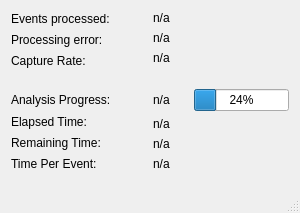
This is mosaicgui/ui/statisticsview.ui in usnistgov/mosaic as Qt 5 draws it before an edit. The edited form follows.
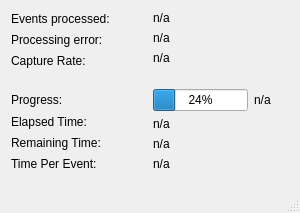
This is the edited form.

```diff
--- a/mosaicgui/ui/statisticsview.ui
+++ b/mosaicgui/ui/statisticsview.ui
@@ -79,7 +79,7 @@
           <string>Percent completed</string>
          </property>
          <property name="text">
-          <string>Analysis Progress:</string>
+          <string>Progress:</string>
          </property>
         </widget>
        </item>
@@ -156,25 +156,6 @@
        </item>
        <item>
         <layout class="QHBoxLayout" name="horizontalLayout">
-         <item>
-          <widget class="QLabel" name="progressLabel">
-           <property name="minimumSize">
-            <size>
-             <width>35</width>
-             <height>0</height>
-            </size>
-           </property>
-           <property name="maximumSize">
-            <size>
-             <width>35</width>
-             <height>16777215</height>
-            </size>
-           </property>
-           <property name="text">
-            <string>n/a</string>
-           </property>
-          </widget>
-         </item>
          <item>
           <widget class="QProgressBar" name="analysisprogressBar">
            <property name="enabled">
@@ -200,6 +181,25 @@
            </property>
           </widget>
          </item>
+         <item>
+          <widget class="QLabel" name="progressLabel">
+           <property name="minimumSize">
+            <size>
+             <width>35</width>
+             <height>0</height>
+            </size>
+           </property>
+           <property name="maximumSize">
+            <size>
+             <width>35</width>
+             <height>16777215</height>
+            </size>
+           </property>
+           <property name="text">
+            <string>n/a</string>
+           </property>
+          </widget>
+         </item>
         </layout>
        </item>
        <item>
```
